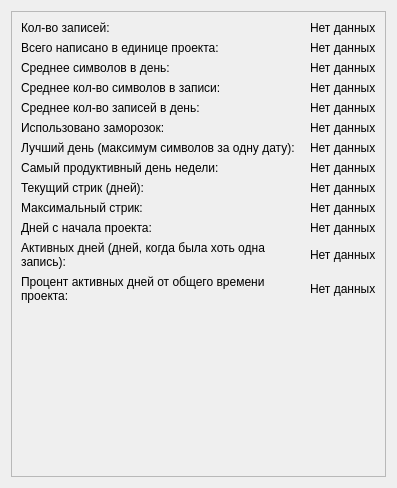
This is UI template/project_stats.ui in nevskyforever/nfprogress as Qt 5 draws it before an edit. The edited form follows.
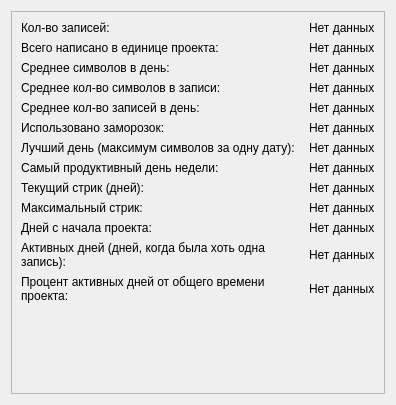
This is the edited form.

Commit message: Добавлено метод и окно статистики по проекту и шорткат для него

What changed in the file:
```diff
--- a/UI template/project_stats.ui
+++ b/UI template/project_stats.ui
@@ -6,10 +6,15 @@
    <rect>
     <x>0</x>
     <y>0</y>
-    <width>397</width>
-    <height>488</height>
+    <width>396</width>
+    <height>405</height>
    </rect>
   </property>
+  <property name="font">
+   <font>
+    <family>Arial</family>
+   </font>
+  </property>
   <property name="windowTitle">
    <string>Dialog</string>
   </property>
@@ -24,8 +29,8 @@
        <rect>
         <x>0</x>
         <y>0</y>
-        <width>371</width>
-        <height>462</height>
+        <width>370</width>
+        <height>416</height>
        </rect>
       </property>
       <layout class="QGridLayout" name="gridLayout">
@@ -34,6 +39,9 @@
          <property name="text">
           <string>Нет данных</string>
          </property>
+         <property name="wordWrap">
+          <bool>true</bool>
+         </property>
         </widget>
        </item>
        <item row="8" column="1">
@@ -41,6 +49,9 @@
          <property name="text">
           <string>Нет данных</string>
          </property>
+         <property name="wordWrap">
+          <bool>true</bool>
+         </property>
         </widget>
        </item>
        <item row="3" column="0">
@@ -104,6 +115,9 @@
          <property name="text">
           <string>Нет данных</string>
          </property>
+         <property name="wordWrap">
+          <bool>true</bool>
+         </property>
         </widget>
        </item>
        <item row="5" column="1">
@@ -183,6 +197,9 @@
          <property name="text">
           <string>Нет данных</string>
          </property>
+         <property name="wordWrap">
+          <bool>true</bool>
+         </property>
         </widget>
        </item>
        <item row="9" column="0">
@@ -273,6 +290,9 @@
          <property name="text">
           <string>Нет данных</string>
          </property>
+         <property name="wordWrap">
+          <bool>true</bool>
+         </property>
         </widget>
        </item>
        <item row="10" column="1">
@@ -280,6 +300,9 @@
          <property name="text">
           <string>Нет данных</string>
          </property>
+         <property name="wordWrap">
+          <bool>true</bool>
+         </property>
         </widget>
        </item>
        <item row="11" column="1">
@@ -287,6 +310,9 @@
          <property name="text">
           <string>Нет данных</string>
          </property>
+         <property name="wordWrap">
+          <bool>true</bool>
+         </property>
         </widget>
        </item>
        <item row="12" column="1">
@@ -294,6 +320,9 @@
          <property name="text">
           <string>Нет данных</string>
          </property>
+         <property name="wordWrap">
+          <bool>true</bool>
+         </property>
         </widget>
        </item>
       </layout>
```
Left out of the diff: 6 changed lines with no effect on the pictures. The commit also changes 5 other files.
